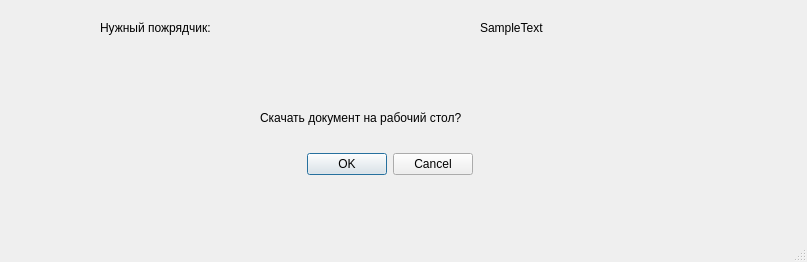
The window that gui/E_winner_page.ui (aliensowo/tpugkuudms) describes before a commit, drawn with Qt 5.
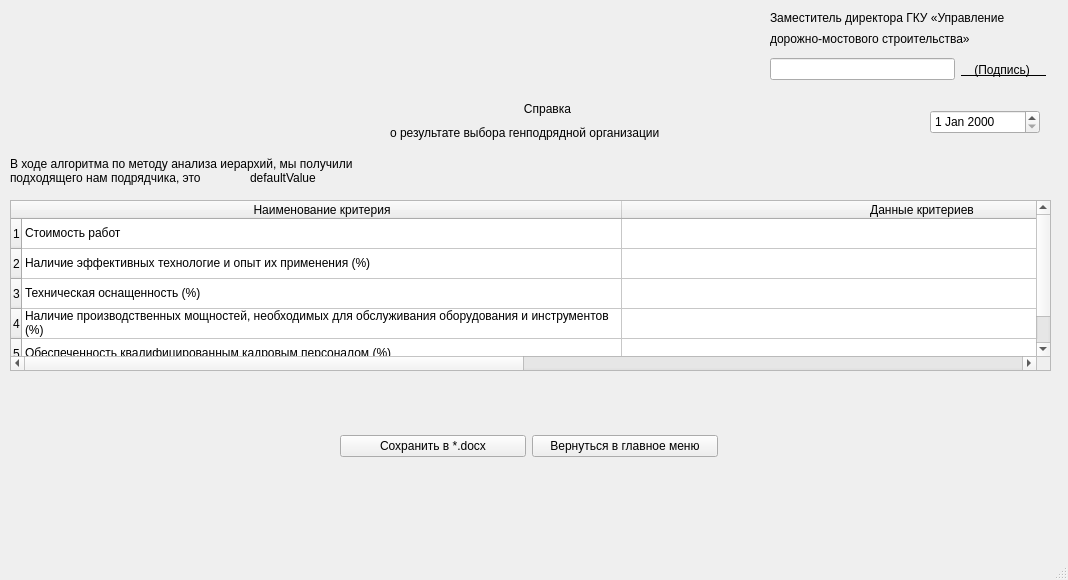
The same window after the commit.

```diff
--- a/gui/E_winner_page.ui
+++ b/gui/E_winner_page.ui
@@ -6,76 +6,244 @@
    <rect>
     <x>0</x>
     <y>0</y>
-    <width>807</width>
-    <height>262</height>
+    <width>1068</width>
+    <height>580</height>
    </rect>
   </property>
   <property name="windowTitle">
    <string>MainWindow</string>
   </property>
   <widget class="QWidget" name="centralwidget">
-   <widget class="QDialogButtonBox" name="buttonBox">
+   <widget class="QDateEdit" name="dateEdit">
     <property name="geometry">
      <rect>
-      <x>280</x>
-      <y>150</y>
-      <width>193</width>
-      <height>28</height>
-     </rect>
-    </property>
-    <property name="standardButtons">
-     <set>QDialogButtonBox::Cancel|QDialogButtonBox::Ok</set>
-    </property>
-   </widget>
-   <widget class="QLabel" name="label">
-    <property name="geometry">
-     <rect>
-      <x>100</x>
-      <y>20</y>
-      <width>211</width>
-      <height>16</height>
-     </rect>
-    </property>
-    <property name="text">
-     <string>Нужный пожрядчик:</string>
-    </property>
-   </widget>
-   <widget class="QLabel" name="label_2">
-    <property name="geometry">
-     <rect>
-      <x>480</x>
-      <y>20</y>
-      <width>211</width>
-      <height>16</height>
-     </rect>
-    </property>
-    <property name="text">
-     <string>SampleText</string>
-    </property>
-   </widget>
-   <widget class="QLabel" name="label_3">
-    <property name="geometry">
-     <rect>
-      <x>260</x>
+      <x>930</x>
       <y>110</y>
-      <width>261</width>
+      <width>110</width>
+      <height>24</height>
+     </rect>
+    </property>
+    <property name="keyboardTracking">
+     <bool>true</bool>
+    </property>
+   </widget>
+   <widget class="QLabel" name="label_6">
+    <property name="geometry">
+     <rect>
+      <x>10</x>
+      <y>150</y>
+      <width>391</width>
+      <height>41</height>
+     </rect>
+    </property>
+    <property name="text">
+     <string>В ходе алгоритма по методу анализа иерархий, мы получили 
+подходящего нам подрядчика, это	</string>
+    </property>
+   </widget>
+   <widget class="QLabel" name="label_7">
+    <property name="geometry">
+     <rect>
+      <x>250</x>
+      <y>170</y>
+      <width>531</width>
       <height>16</height>
      </rect>
     </property>
     <property name="text">
-     <string>Скачать документ на рабочий стол?</string>
+     <string>defaultValue</string>
     </property>
+    <property name="textFormat">
+     <enum>Qt::AutoText</enum>
+    </property>
+    <property name="scaledContents">
+     <bool>false</bool>
+    </property>
+    <property name="wordWrap">
+     <bool>true</bool>
+    </property>
+    <property name="openExternalLinks">
+     <bool>false</bool>
+    </property>
    </widget>
-  </widget>
-  <widget class="QMenuBar" name="menubar">
-   <property name="geometry">
-    <rect>
-     <x>0</x>
-     <y>0</y>
-     <width>807</width>
-     <height>26</height>
-    </rect>
-   </property>
+   <widget class="QTableWidget" name="tableWidget">
+    <property name="geometry">
+     <rect>
+      <x>10</x>
+      <y>200</y>
+      <width>1041</width>
+      <height>171</height>
+     </rect>
+    </property>
+    <property name="rowCount">
+     <number>5</number>
+    </property>
+    <property name="columnCount">
+     <number>2</number>
+    </property>
+    <attribute name="horizontalHeaderVisible">
+     <bool>true</bool>
+    </attribute>
+    <attribute name="horizontalHeaderCascadingSectionResizes">
+     <bool>false</bool>
+    </attribute>
+    <attribute name="horizontalHeaderDefaultSectionSize">
+     <number>600</number>
+    </attribute>
+    <attribute name="horizontalHeaderHighlightSections">
+     <bool>true</bool>
+    </attribute>
+    <attribute name="horizontalHeaderShowSortIndicator" stdset="0">
+     <bool>true</bool>
+    </attribute>
+    <attribute name="horizontalHeaderStretchLastSection">
+     <bool>true</bool>
+    </attribute>
+    <row/>
+    <row/>
+    <row/>
+    <row/>
+    <row/>
+    <column>
+     <property name="text">
+      <string>Наименование критерия</string>
+     </property>
+    </column>
+    <column>
+     <property name="text">
+      <string>Данные критериев</string>
+     </property>
+    </column>
+    <item row="0" column="0">
+     <property name="text">
+      <string>Стоимость работ</string>
+     </property>
+    </item>
+    <item row="1" column="0">
+     <property name="text">
+      <string>Наличие эффективных технологие и опыт их применения (%)</string>
+     </property>
+    </item>
+    <item row="2" column="0">
+     <property name="text">
+      <string>Техническая оснащенность (%)</string>
+     </property>
+    </item>
+    <item row="3" column="0">
+     <property name="text">
+      <string>Наличие производственных мощностей, необходимых для обслуживания оборудования и инструментов (%)</string>
+     </property>
+    </item>
+    <item row="4" column="0">
+     <property name="text">
+      <string>Обеспеченность квалифицированным кадровым персоналом (%)</string>
+     </property>
+    </item>
+   </widget>
+   <widget class="QWidget" name="layoutWidget">
+    <property name="geometry">
+     <rect>
+      <x>770</x>
+      <y>10</y>
+      <width>277</width>
+      <height>77</height>
+     </rect>
+    </property>
+    <layout class="QVBoxLayout" name="verticalLayout_2">
+     <item>
+      <layout class="QVBoxLayout" name="verticalLayout">
+       <item>
+        <widget class="QLabel" name="label">
+         <property name="text">
+          <string>Заместитель директора ГКУ «Управление </string>
+         </property>
+        </widget>
+       </item>
+       <item>
+        <widget class="QLabel" name="label_2">
+         <property name="text">
+          <string>дорожно-мостового строительства»</string>
+         </property>
+        </widget>
+       </item>
+      </layout>
+     </item>
+     <item>
+      <layout class="QHBoxLayout" name="horizontalLayout">
+       <item>
+        <widget class="QLineEdit" name="lineEdit"/>
+       </item>
+       <item>
+        <widget class="QLabel" name="label_4">
+         <property name="font">
+          <font>
+           <underline>true</underline>
+          </font>
+         </property>
+         <property name="text">
+          <string>    (Подпись)     </string>
+         </property>
+        </widget>
+       </item>
+      </layout>
+     </item>
+    </layout>
+   </widget>
+   <widget class="QWidget" name="layoutWidget">
+    <property name="geometry">
+     <rect>
+      <x>390</x>
+      <y>100</y>
+      <width>315</width>
+      <height>42</height>
+     </rect>
+    </property>
+    <layout class="QVBoxLayout" name="verticalLayout_3">
+     <item>
+      <widget class="QLabel" name="label_3">
+       <property name="text">
+        <string>Справка</string>
+       </property>
+       <property name="alignment">
+        <set>Qt::AlignCenter</set>
+       </property>
+      </widget>
+     </item>
+     <item>
+      <widget class="QLabel" name="label_5">
+       <property name="text">
+        <string>о результате выбора генподрядной организации</string>
+       </property>
+      </widget>
+     </item>
+    </layout>
+   </widget>
+   <widget class="QWidget" name="layoutWidget">
+    <property name="geometry">
+     <rect>
+      <x>340</x>
+      <y>430</y>
+      <width>378</width>
+      <height>32</height>
+     </rect>
+    </property>
+    <layout class="QHBoxLayout" name="horizontalLayout_2">
+     <item>
+      <widget class="QPushButton" name="pushButton">
+       <property name="text">
+        <string>Сохранить в *.docx</string>
+       </property>
+      </widget>
+     </item>
+     <item>
+      <widget class="QPushButton" name="pushButton_2">
+       <property name="text">
+        <string>Вернуться в главное меню</string>
+       </property>
+      </widget>
+     </item>
+    </layout>
+   </widget>
   </widget>
   <widget class="QStatusBar" name="statusbar"/>
  </widget>
```
Left out of the diff: 2 changed lines with no effect on the pictures.
